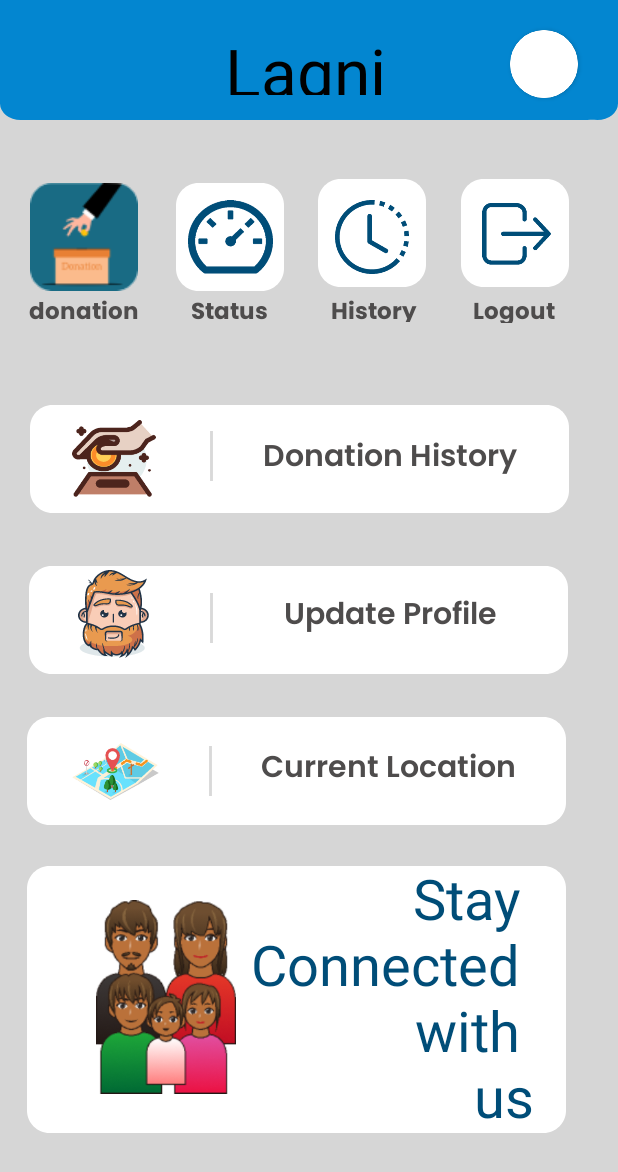
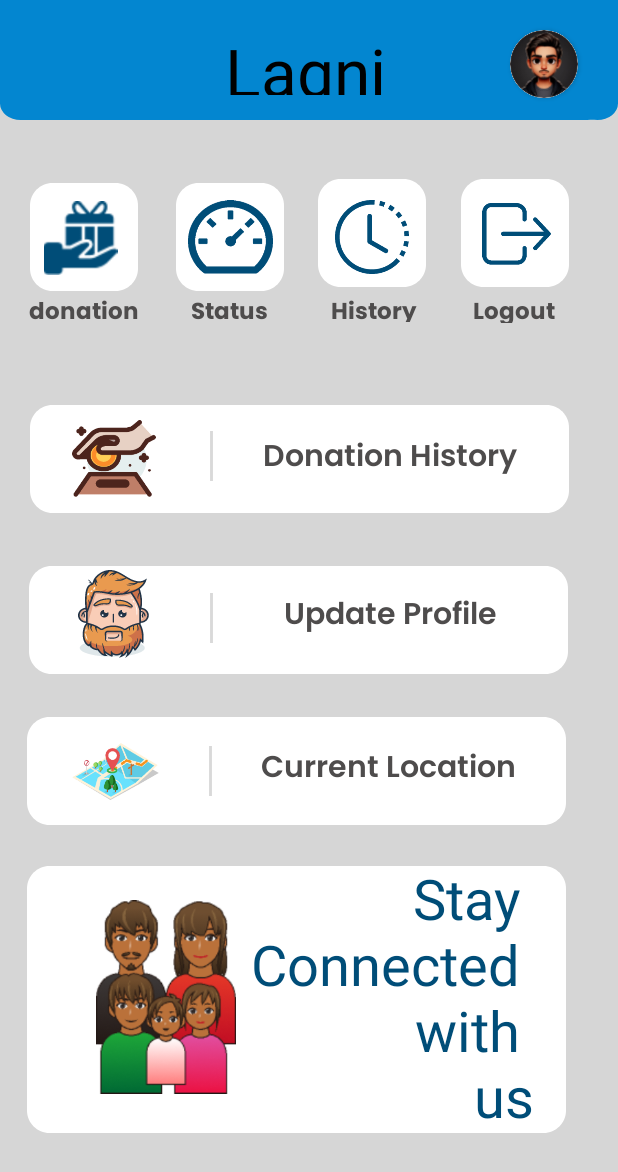
Before and after one commit to VKShubham/Lagani, an Android app: the DonorDashboard screen opened directly, with no data from a screen before it, on a phone screen of 412 x 824 dp. Shown: the top 1172 px of the screen. Run offline under Robolectric (Android 15) with nearby library versions, the phone set to English and light mode, and no system bars; our stand-ins replace Firebase (no records; nobody signed in at launch, a user with empty details on screens opened directly); Roboto replaces fonts that are not available here.

Commit message:
New Donation Icon Added"

```diff
--- a/app/src/main/java/com/example/lagani20/Dashboard/DonorDashboard.java
+++ b/app/src/main/java/com/example/lagani20/Dashboard/DonorDashboard.java
@@ -34,7 +34,7 @@ import java.io.File;
 public class DonorDashboard extends AppCompatActivity {
 
     View logout;
-    ImageButton donationbtn;
+    View donationbtn;
     View updateprofile;
     StorageReference storageReference;
     FirebaseStorage firebaseStorage;
@@ -62,8 +62,13 @@ public class DonorDashboard extends AppCompatActivity {
         locationbtn = findViewById(R.id.rectangle_8);
         historybtn = findViewById(R.id.rectangle_5);
 
-        Bitmap bitmap = BitmapFactory.decodeFile(new File(getCacheDir(), "temp.jpg").getAbsolutePath());
-        logo.setImageBitmap(bitmap);
+        storageReference.getFile(new File(getCacheDir(), "temp.jpg")).addOnSuccessListener(taskSnapshot -> {
+            Bitmap bitmap = BitmapFactory.decodeFile(new File(getCacheDir(), "temp.jpg").getAbsolutePath());
+            logo.setImageBitmap(bitmap);
+        }).addOnFailureListener(e -> {
+            Toast.makeText(this, "Photo Is Not Uploaded", Toast.LENGTH_SHORT).show();
+        });
+
 
         logout.setOnClickListener(new View.OnClickListener() {
             @Override
--- a/app/src/main/res/layout/activity_donor_dashboard.xml
+++ b/app/src/main/res/layout/activity_donor_dashboard.xml
@@ -13,7 +13,7 @@
     <include layout="@layout/toolbar"/>
 
 
-    <ImageButton
+    <View
         android:id="@+id/rectangle_3"
         android:layout_width="72dp"
         android:layout_height="72dp"
@@ -21,6 +21,17 @@
         android:layout_marginLeft="20dp"
         android:layout_alignParentTop="true"
         android:layout_marginTop="122dp"
+        android:background="@drawable/rectangle_4"
+        android:src="@drawable/donationicon"
+        />
+    <ImageView
+        android:id="@+id/rectangle_32"
+        android:layout_width="56.94dp"
+        android:layout_height="49dp"
+        android:layout_alignParentLeft="true"
+        android:layout_marginLeft="25dp"
+        android:layout_alignParentTop="true"
+        android:layout_marginTop="134dp"
         android:background="@drawable/rectangle_4"
         android:src="@drawable/donationicon"
         />
```
Also changed, not shown: app/src/main/java/com/example/lagani20/Dashboard/RiderDashboard.java (+9 -5 lines), app/src/main/res/layout/activity_rider_dashboard.xml (+12 -1 lines), app/src/main/res/drawable/donationicon.png.
